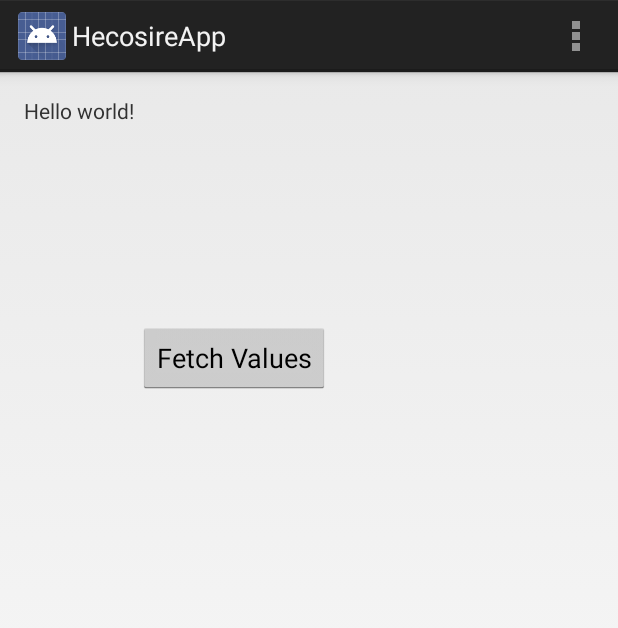
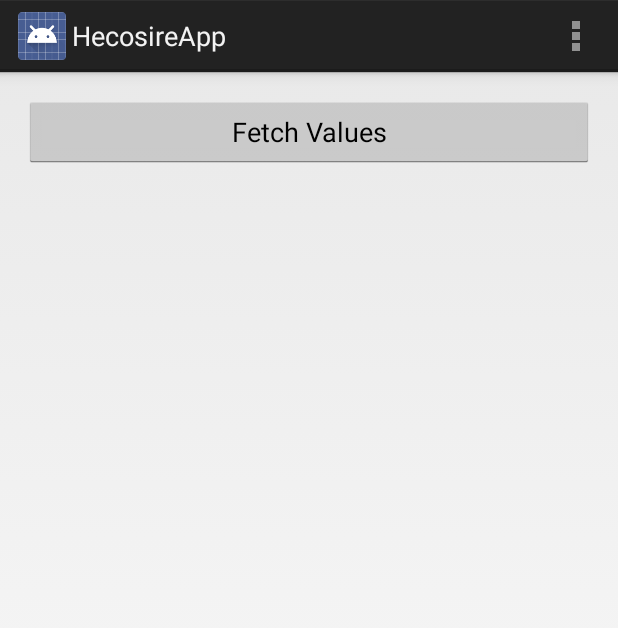
Before and after one commit to hecosire/hecosire-androidapp, an Android app: the MainActivity screen opened directly, with no data from a screen before it, on a phone screen of 412 x 824 dp. Shown: the top 628 px of the screen. Run offline under Robolectric (Android 15) with nearby library versions, the phone set to English and light mode, and no system bars.

Commit message:
display actual values

```diff
--- a/app/src/main/res/layout/activity_main.xml
+++ b/app/src/main/res/layout/activity_main.xml
@@ -5,20 +5,22 @@
     android:paddingTop="@dimen/activity_vertical_margin"
     android:paddingBottom="@dimen/activity_vertical_margin" tools:context=".MainActivity">
 
-    <TextView android:text="@string/hello_world" android:layout_width="wrap_content"
-        android:layout_height="wrap_content"
-        android:id="@+id/textView" />
-
     <Button
         android:layout_width="wrap_content"
         android:layout_height="wrap_content"
         android:text="Fetch Values"
         android:id="@+id/button"
-        android:layout_below="@+id/textView"
-        android:layout_alignParentRight="true"
-        android:layout_marginRight="176dp"
-        android:layout_marginTop="131dp"
-        android:onClick="selfDestruct"/>
+        android:onClick="selfDestruct"
+        android:layout_alignParentTop="true"
+        android:layout_alignParentLeft="true"
+        android:layout_alignParentRight="true" />
+
+    <ListView
+        android:layout_width="wrap_content"
+        android:layout_height="wrap_content"
+        android:id="@+id/listView"
+        android:layout_below="@+id/button"
+        android:layout_centerHorizontal="true" />
 
 
 </RelativeLayout>
```
Also changed, not shown: app/src/main/java/hecosire/com/hecosireapp/MainActivity.java (+38 -0 lines), app/src/main/java/hecosire/com/hecosireapp/RetrieveRecordsTask.java (+11 -5 lines).
